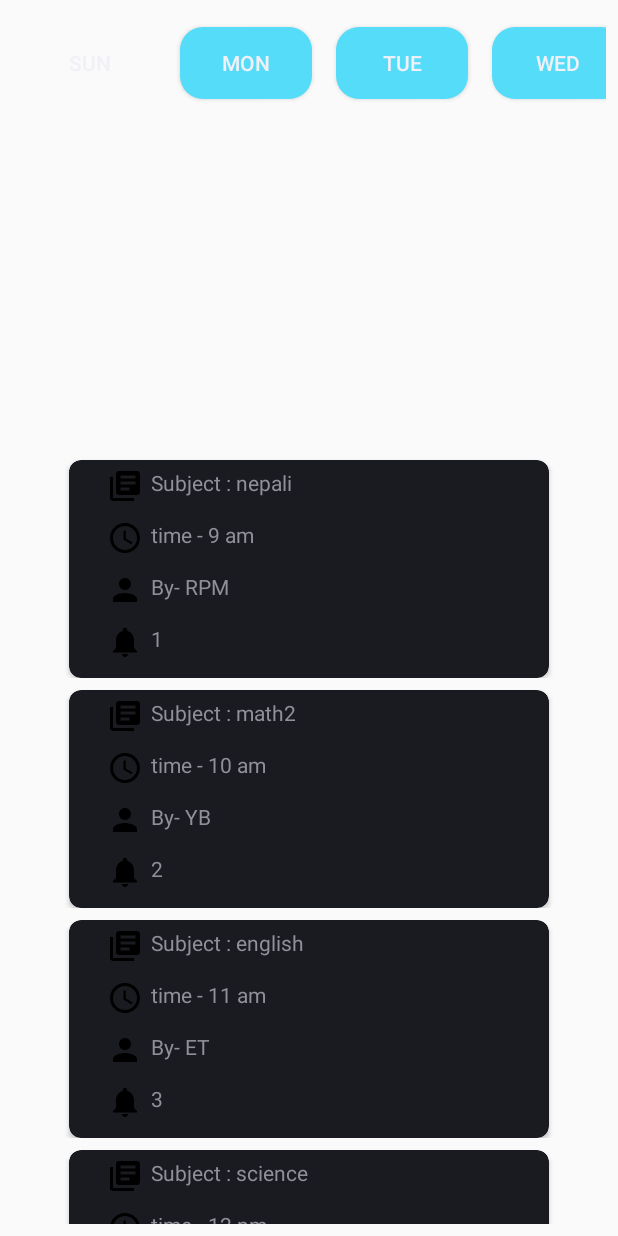
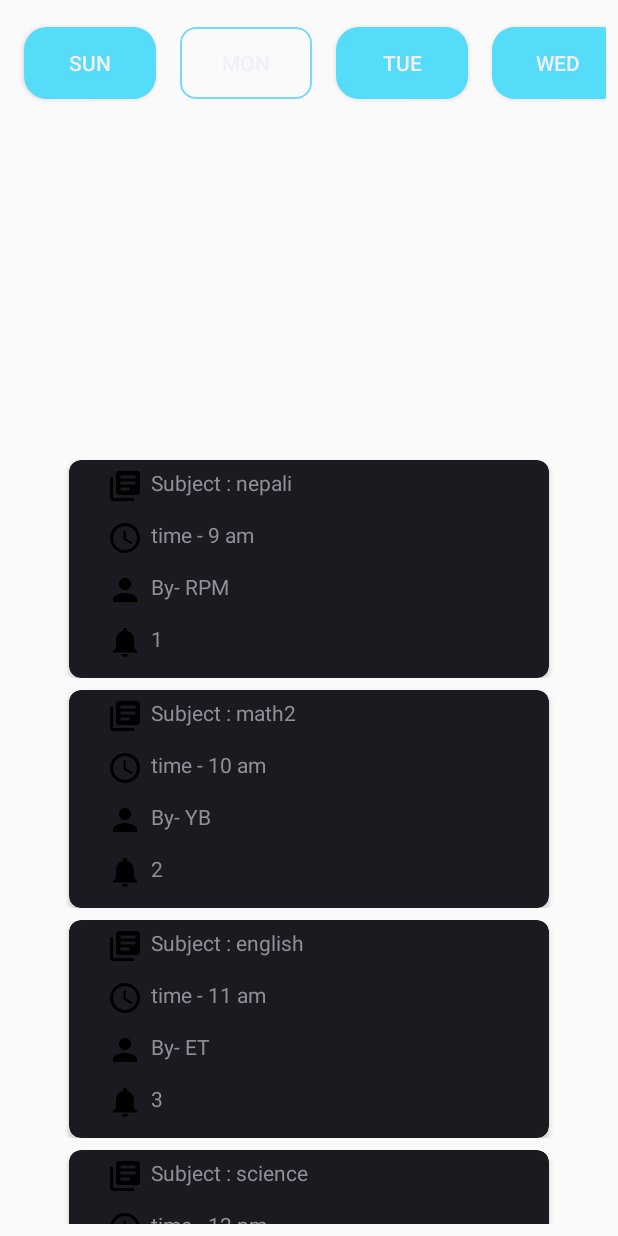
Before and after one commit to aashishshrestha5532/SSA-, an Android app: the screen it shows after launch (Schedule), after a tap on "MON", on a phone screen of 412 x 824 dp. Run offline under Robolectric (Android 15) with nearby library versions, the phone set to English and light mode, and no system bars; 1 other tap on this screen came first.

Commit message:
Schedule design done with focusable feature

```diff
--- a/SSA/app/src/main/java/com/alchemist/ssa/ScheduleStuffs/ScheduleGridAdapter.java
+++ b/SSA/app/src/main/java/com/alchemist/ssa/ScheduleStuffs/ScheduleGridAdapter.java
@@ -2,6 +2,8 @@ package com.alchemist.ssa.ScheduleStuffs;
 
 import android.content.Context;
 import android.graphics.Color;
+import android.os.Build;
+import android.support.v4.content.ContextCompat;
 import android.support.v7.widget.RecyclerView;
 import android.view.LayoutInflater;
 import android.view.View;
@@ -27,8 +29,9 @@ public class ScheduleGridAdapter  extends RecyclerView.Adapter<ScheduleGridAdapt
     public class ViewHolder extends RecyclerView.ViewHolder {
         public Button dailySchedule;
 
-        public ViewHolder(View itemView) {
+        public ViewHolder(final View itemView) {
             super(itemView);
+
 
             dailySchedule = itemView.findViewById(R.id.dailySchedule);
             dailySchedule.setOnClickListener(new View.OnClickListener() {
@@ -36,10 +39,22 @@ public class ScheduleGridAdapter  extends RecyclerView.Adapter<ScheduleGridAdapt
                 public void onClick(View view) {
                     //ScheduleGridModel model= list.get(getAdapterPosition());
                     scheduleInterface.setDetails(list.get(getAdapterPosition()));
-                        itemPosition++;
+
+                    if(getAdapterPosition()==RecyclerView.NO_POSITION)
+                        return;
+
+                    notifyItemChanged(itemPosition);
+                    itemPosition=getAdapterPosition();
+                    notifyItemChanged(itemPosition);
+
+
+
+                   // dailySchedule.setBackgroundColor(Color.TRANSPARENT);
+
 
                 }
             });
+           // dailySchedule.setBackgroundColor(Color.RED);
         }
     }
 
@@ -50,12 +65,21 @@ public class ScheduleGridAdapter  extends RecyclerView.Adapter<ScheduleGridAdapt
     }
 
     @Override
-    public void onBindViewHolder(ScheduleGridAdapter.ViewHolder holder, int position) {
+    public void onBindViewHolder(ViewHolder holder, int position) {
 
-               if(getSelectedItemPosition()==position){
-                   holder.dailySchedule.setBackgroundColor(Color.TRANSPARENT);
-               }
         holder.dailySchedule.setText(list.get(position).getName());
+        if(itemPosition==position){
+            holder.dailySchedule.setBackgroundColor(Color.TRANSPARENT);
+            if (Build.VERSION.SDK_INT >= Build.VERSION_CODES.JELLY_BEAN) {
+                holder.dailySchedule.setBackground(ContextCompat.getDrawable(context,R.drawable.ovalback));
+            }
+        }
+        else {
+            if (Build.VERSION.SDK_INT >= Build.VERSION_CODES.JELLY_BEAN) {
+                holder.dailySchedule.setBackground(ContextCompat.getDrawable(context,R.drawable.rounded_rectangle));
+            }
+        }
+        //holder.dailySchedule.setBackgroundColor((itemPosition==position)? Color.TRANSPARENT:R.drawable.rounded_rectangle);
                //itemPosition++;
 
     }
@@ -72,5 +96,9 @@ public class ScheduleGridAdapter  extends RecyclerView.Adapter<ScheduleGridAdapt
         this.scheduleInterface = scheduleInterface;
     }
 
+    public int getselected(int x){
+        itemPosition=x;
 
+        return itemPosition;
+    }
 }
--- /dev/null
+++ b/SSA/app/src/main/res/drawable-v21/custom_schedule_ripple.xml
@@ -0,0 +1,10 @@
+<ripple xmlns:android="http://schemas.android.com/apk/res/android"
+    xmlns:tools="http://schemas.android.com/tools"
+    android:color="@color/colorPrimary">
+    <item android:id="@android:id/mask">
+        <shape android:shape="rectangle">
+            <solid android:color="@color/colorPrimary" />
+            <corners android:radius="10dp"/>
+        </shape>
+    </item>
+</ripple>
--- /dev/null
+++ b/SSA/app/src/main/res/drawable/custom_schedule_ripple.xml
@@ -0,0 +1,11 @@
+<ripple xmlns:android="http://schemas.android.com/apk/res/android"
+    xmlns:tools="http://schemas.android.com/tools"
+    android:color="@color/colorPrimary"
+    >
+    <item android:id="@android:id/mask">
+        <shape android:shape="rectangle">
+            <solid android:color="@color/colorPrimary" />
+            <corners android:radius="10dp"/>
+        </shape>
+    </item>
+</ripple>
--- /dev/null
+++ b/SSA/app/src/main/res/drawable/ovalback.xml
@@ -0,0 +1,15 @@
+<?xml version="1.0" encoding="utf-8"?>
+<shape
+    xmlns:android="http://schemas.android.com/apk/res/android"
+    android:shape="rectangle">
+    <corners
+        android:radius="10dp"
+        />
+    <stroke
+        android:width="1dp"
+        android:color="#78d9ff"/>
+
+    <size
+        android:width="50dp"
+        android:height="10dp"/>
+</shape>
--- a/SSA/app/src/main/res/layout/schedule_grid_layout.xml
+++ b/SSA/app/src/main/res/layout/schedule_grid_layout.xml
@@ -17,7 +17,10 @@
         android:layout_marginRight="8dp"
         android:layout_marginStart="8dp"
         android:layout_marginTop="8dp"
+        android:foreground="@drawable/custom_schedule_ripple"
         android:background="@drawable/rounded_rectangle"
+        android:focusable="true"
+        android:clickable="true"
         android:text="@string/sunday"
         app:layout_constraintBottom_toBottomOf="parent"
         app:layout_constraintEnd_toEndOf="parent"
```
